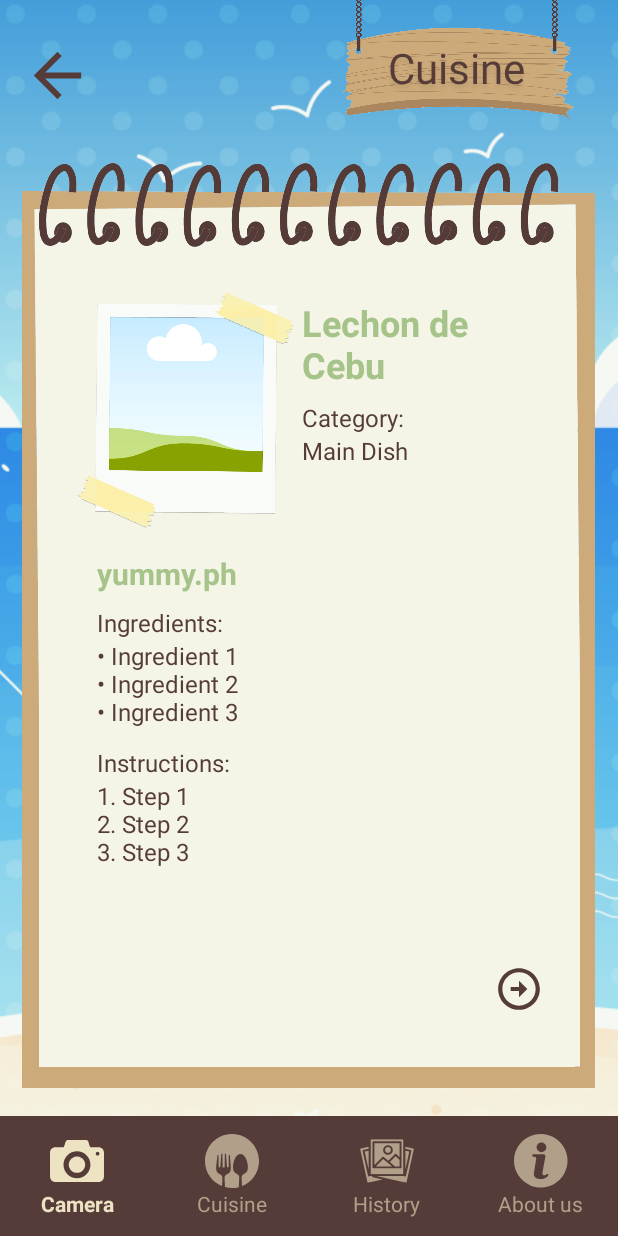
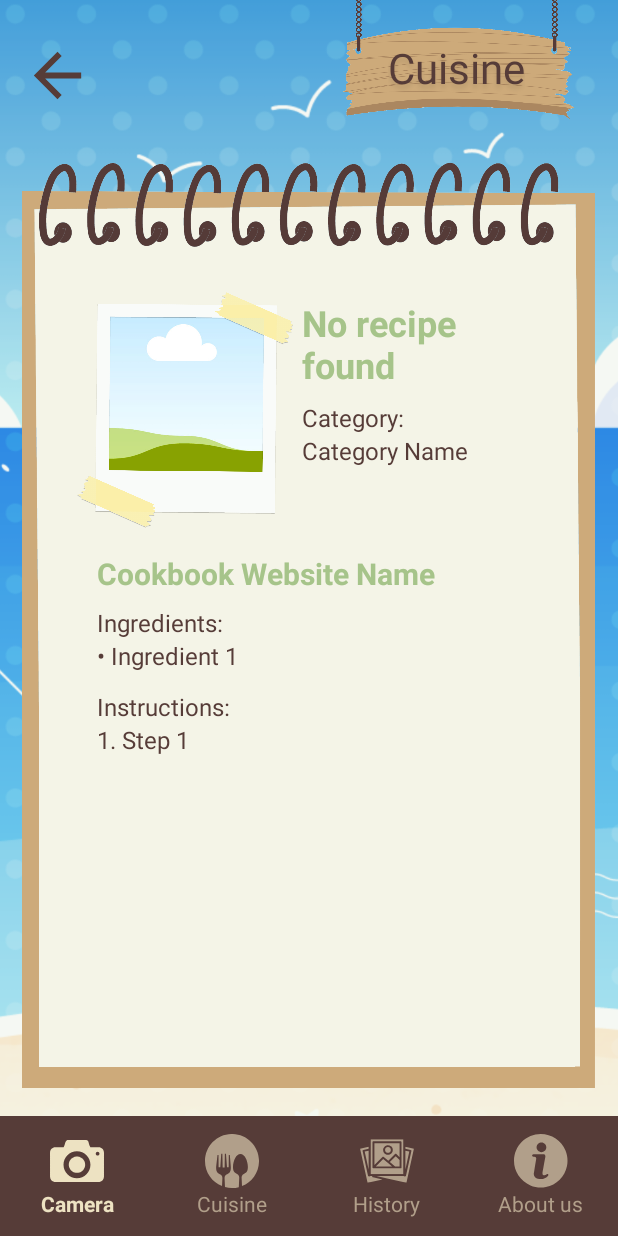
Before and after one commit to alleyahPCM/Piculinary, an Android app: the fragment CuisineSpecificFood placed in its activity, on a phone screen of 412 x 824 dp. Run offline under Robolectric (Android 15) with nearby library versions, the phone set to English and light mode, and no system bars; our stand-ins replace Firebase (no records; nobody signed in at launch, a user with empty details on screens opened directly); plain views replace JustifiedTextView.

Commit message:
Integrate Webscraped Recipes to Cuisine List

```diff
--- a/app/build.gradle.kts
+++ b/app/build.gradle.kts
@@ -56,4 +56,5 @@ dependencies {
     implementation(platform("com.google.firebase:firebase-bom:33.1.2"))
     implementation("com.google.firebase:firebase-analytics")
     implementation ("com.google.firebase:firebase-storage:21.0.0")
+    implementation ("com.google.firebase:firebase-firestore")
 }
--- a/app/src/main/java/com/example/piculinary/CuisineSpecificFood.java
+++ b/app/src/main/java/com/example/piculinary/CuisineSpecificFood.java
@@ -8,69 +8,170 @@ import android.view.LayoutInflater;
 import android.view.View;
 import android.view.ViewGroup;
 import android.widget.ImageView;
+import android.widget.ProgressBar;
+import android.widget.ScrollView;
 import android.widget.TextView;
 
+import com.google.firebase.firestore.FirebaseFirestore;
+import com.google.firebase.firestore.QueryDocumentSnapshot;
+
+import java.util.ArrayList;
 import java.util.Arrays;
 import java.util.List;
 
 public class CuisineSpecificFood extends Fragment {
+
+    private String cuisineName;
+    private int currentRecipeIndex = 0; // Track the current recipe index
+    private List<QueryDocumentSnapshot> availableRecipes; // Store the available recipes
 
     @Override
     public View onCreateView(LayoutInflater inflater, ViewGroup container, Bundle savedInstanceState) {
         // Inflate the layout for this fragment
         View view = inflater.inflate(R.layout.fragment_cuisine_specific_food, container, false);
 
-        // Retrieve the JustifiedTextView instances
+        ProgressBar loadingSpinner = view.findViewById(R.id.loading_spinner);
+        ScrollView scrollView = view.findViewById(R.id.scrollView);
+
+        // Retrieve the TextView and ImageView instances
         TextView cuisineNameTextView = view.findViewById(R.id.cuisine_name);
         TextView categoryNameTextView = view.findViewById(R.id.category_name);
         TextView websiteNameTextView = view.findViewById(R.id.cookbook_website_name);
+        TextView ingredientsTextView = view.findViewById(R.id.ingredients_list);
+        TextView instructionsTextView = view.findViewById(R.id.instructions_list);
+        ImageView imageView = view.findViewById(R.id.cuisine_picture);  // Add ImageView reference
+        ImageView backButton = view.findViewById(R.id.arrowBack);
+        ImageView nextButton = view.findViewById(R.id.next); // Add reference to the next button
 
-        String CuisineName = "Lechon de Cebu";
-        String CategoryName = "Main Dish";
-        String WebsiteName = "yummy.ph";
+        loadingSpinner.setVisibility(View.VISIBLE);
+        scrollView.setVisibility(View.GONE); // Hide ScrollView initially
+        nextButton.setVisibility(View.GONE);
 
-        cuisineNameTextView.setText(CuisineName);
-        categoryNameTextView.setText(CategoryName);
-        websiteNameTextView.setText(WebsiteName);
-
-        // Retrieve the ImageView instance
-        ImageView imageView = view.findViewById(R.id.cuisine_picture);
-
-        int imageResource = R.drawable.image_template;
-        imageView.setImageResource(imageResource);
-
-        List<String> ingredients = Arrays.asList("Ingredient 1", "Ingredient 2", "Ingredient 3");
-        TextView ingredientsTextView = view.findViewById(R.id.ingredients_list);
-
-        // Prepare the formatted ingredients list with bullet points
-        StringBuilder ingredientsFormatted = new StringBuilder();
-        for (String ingredient : ingredients) {
-            ingredientsFormatted.append("• ").append(ingredient).append("\n");
+        // Get the cuisine name from the arguments (set in the previous fragment)
+        if (getArguments() != null) {
+            cuisineName = getArguments().getString("CuisineName"); // Ensure the key matches
         }
 
-        // Set the formatted text to the TextView
-        ingredientsTextView.setText(ingredientsFormatted.toString().trim());
+        // Initialize Firestore
+        FirebaseFirestore db = FirebaseFirestore.getInstance();
 
+        // Fetch the recipes based on the cuisine name
+        db.collection("recipeCollection")
+                .whereEqualTo("cuisine_name", cuisineName)
+                .get()
+                .addOnSuccessListener(queryDocumentSnapshots -> {
+                    loadingSpinner.setVisibility(View.GONE);
+                    scrollView.setVisibility(View.VISIBLE); // Hide ScrollView initially
 
-        List<String> instructions = Arrays.asList("Step 1", "Step 2", "Step 3");
-        TextView instructionsTextView = view.findViewById(R.id.instructions_list);
+                    if (queryDocumentSnapshots.isEmpty()) {
+                        // Handle case where no documents are found
+                        cuisineNameTextView.setText("No recipe found");
+                        return;
+                    }
 
-        // Prepare the formatted ingredients list with numbers
-        StringBuilder instructionsFormatted = new StringBuilder();
-        for (int i = 0; i < ingredients.size(); i++) {
-            instructionsFormatted.append(i + 1).append(". ").append(instructions.get(i)).append("\n");
-        }
+                    // Filter recipes based on the specified order
+                    List<String> preferredSources = Arrays.asList(
+                            "Panlasang Pinoy", "Kawaling Pinoy",
+                            "Pinoy Recipe At Iba Pa", "tasteatlas", "Fresh Off The Grid"
+                    );
+                    availableRecipes = new ArrayList<>();
 
-        // Set the formatted text to the TextView
-        instructionsTextView.setText(instructionsFormatted.toString().trim());
+                    for (String source : preferredSources) {
+                        for (QueryDocumentSnapshot document : queryDocumentSnapshots) {
+                            if (source.equals(document.getString("source_name"))) {
+                                availableRecipes.add(document);
+                                break; // Break to ensure only the first matching recipe is added
+                            }
+                        }
+                    }
 
-        // Find the back button and set the click listener
-        ImageView backButton = view.findViewById(R.id.arrowBack);
+                    if (availableRecipes.size() <= 1) {
+                        nextButton.setVisibility(View.GONE); // Hide next button if there's only one recipe
+                    } else {
+                        nextButton.setVisibility(View.VISIBLE); // Show next button if multiple recipes exist
+                    }
+
+                    // Display the first recipe
+                    displayRecipe(availableRecipes.get(currentRecipeIndex), cuisineNameTextView, categoryNameTextView, websiteNameTextView, ingredientsTextView, instructionsTextView, imageView);
+                })
+                .addOnFailureListener(e -> {
+                    // Handle the error
+                    cuisineNameTextView.setText("Error fetching recipe");
+                });
+
+        // Set the click listener for the back button
         backButton.setOnClickListener(v -> {
             // Go back to the previous page/fragment
             ((MainActivity) requireActivity()).navigateToFragment(new CuisineListView());
         });
 
+        // Set the click listener for the next button
+        nextButton.setOnClickListener(v -> {
+            // Move to the next recipe
+            currentRecipeIndex++;
+            if (currentRecipeIndex >= availableRecipes.size()) {
+                currentRecipeIndex = 0; // Loop back to the first recipe
+            }
+            displayRecipe(availableRecipes.get(currentRecipeIndex), cuisineNameTextView, categoryNameTextView, websiteNameTextView, ingredientsTextView, instructionsTextView, imageView);
+
+            scrollView.scrollTo(0, 0);
+        });
+
         return view;
     }
+
+    private void displayRecipe(QueryDocumentSnapshot document, TextView cuisineNameTextView, TextView categoryNameTextView, TextView websiteNameTextView, TextView ingredientsTextView, TextView instructionsTextView, ImageView imageView) {
+        String categoryName = document.getString("category");
+        String websiteName = document.getString("source_name");
+        List<String> ingredients = (List<String>) document.get("ingredients");
+        List<String> instructions = (List<String>) document.get("instructions");
+
+        // Update the UI with the retrieved data
+        cuisineNameTextView.setText(cuisineName);
+        categoryNameTextView.setText(categoryName);
+        websiteNameTextView.setText(websiteName);
+
+        // Prepare the ingredients list
+        StringBuilder ingredientsFormatted = new StringBuilder();
+        boolean isUnderHeader = false; // Track if we are under an all-caps header
+
+        if ("Lechon de Cebu".equals(cuisineName)) {
+            // Special formatting for "Lechon de Cebu"
+            for (String ingredient : ingredients) {
+                // Check if the ingredient is in all caps (section header)
+                if (ingredient.equals(ingredient.toUpperCase())) {
+                    // Add the section header with a main bullet
+                    ingredientsFormatted.append("• ").append(ingredient).append("\n");
+                    isUnderHeader = true; // Set to true since this is a header
+
+                } else {
+                    // Add the regular ingredient
+                    if (isUnderHeader) {
+                        ingredientsFormatted.append("\t\u2192 ").append(ingredient).append("\n"); // Indented bullet
+                    } else {
+                        ingredientsFormatted.append("• ").append(ingredient).append("\n"); // Regular bullet if not under a header
+                    }
+                }
+            }
+        } else {
+            // Default formatting for other cuisines
+            for (String ingredient : ingredients) {
+                ingredientsFormatted.append("• ").append(ingredient).append("\n");
+            }
+        }
+        ingredientsTextView.setText(ingredientsFormatted.toString().trim());
+        ingredientsTextView.setLineSpacing(5, 1f);
+
+// Prepare the instructions list
+        StringBuilder instructionsFormatted = new StringBuilder();
+        for (int i = 0; i < instructions.size(); i++) {
+            instructionsFormatted.append(i + 1).append(". ").append(instructions.get(i)).append("\n"); // Add an extra newline
+        }
+        instructionsTextView.setText(instructionsFormatted.toString().trim());
+        instructionsTextView.setLineSpacing(5, 1f);
+
+        // Set the image resource (you can update this later with actual images)
+        int imageResource = R.drawable.image_template; // Placeholder image
+        imageView.setImageResource(imageResource);
+    }
 }
--- a/app/src/main/res/layout/fragment_cuisine_specific_food.xml
+++ b/app/src/main/res/layout/fragment_cuisine_specific_food.xml
@@ -73,17 +73,20 @@
 
     <!-- Content -->
     <ScrollView
+        android:id="@+id/scrollView"
         android:layout_width="0dp"
         android:layout_height="0dp"
         app:layout_constraintBottom_toTopOf="@id/guideline16"
         app:layout_constraintEnd_toStartOf="@id/guideline14"
         app:layout_constraintStart_toStartOf="@id/guideline13"
-        app:layout_constraintTop_toBottomOf="@id/guideline15">
+        app:layout_constraintTop_toBottomOf="@id/guideline15"
+        android:visibility="gone">
 
         <androidx.constraintlayout.widget.ConstraintLayout
             android:layout_width="match_parent"
             android:layout_height="wrap_content"
             android:paddingTop="5dp">
+
 
             <androidx.constraintlayout.widget.ConstraintLayout
                 android:id="@+id/picture_template"
@@ -276,6 +279,16 @@
         </androidx.constraintlayout.widget.ConstraintLayout>
     </ScrollView>
 
+    <ProgressBar
+        android:id="@+id/loading_spinner"
+        android:layout_width="wrap_content"
+        android:layout_height="wrap_content"
+        app:layout_constraintBottom_toTopOf="@id/guideline16"
+        app:layout_constraintEnd_toStartOf="@id/guideline14"
+        app:layout_constraintStart_toStartOf="@id/guideline13"
+        app:layout_constraintTop_toBottomOf="@id/guideline15"
+        android:visibility="visible"/>
+
     <!-- Next -->
     <ImageView
         android:id="@+id/next"
@@ -286,7 +299,8 @@
         app:layout_constraintBottom_toTopOf="@id/guideline22"
         app:layout_constraintEnd_toStartOf="@id/guideline14"
         app:layout_constraintStart_toStartOf="@id/guideline21"
-        app:layout_constraintTop_toBottomOf="@id/guideline16" />
+        app:layout_constraintTop_toBottomOf="@id/guideline16"
+        android:visibility="gone"/>
 
     <!-- Guidelines: Sign -->
     <androidx.constraintlayout.widget.Guideline
```
Also changed, not shown: app/src/main/java/com/example/piculinary/CuisineListView.java (+18 -2 lines), 1 other file.
